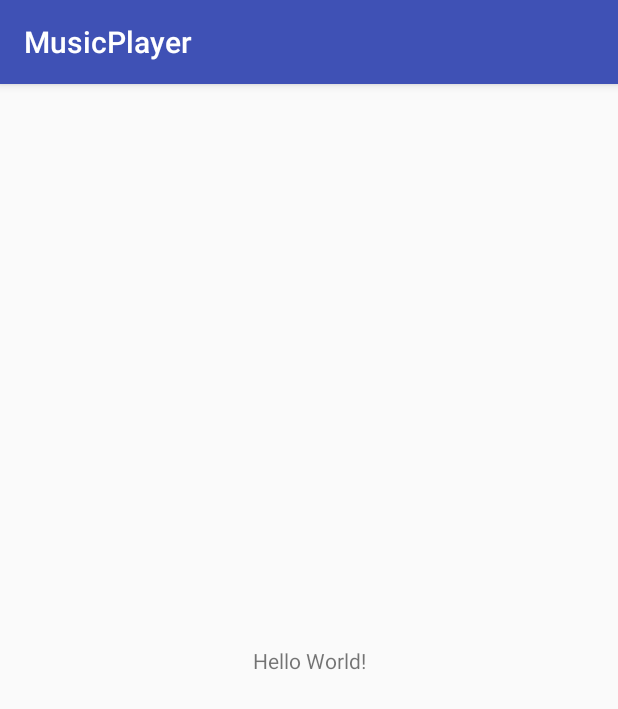
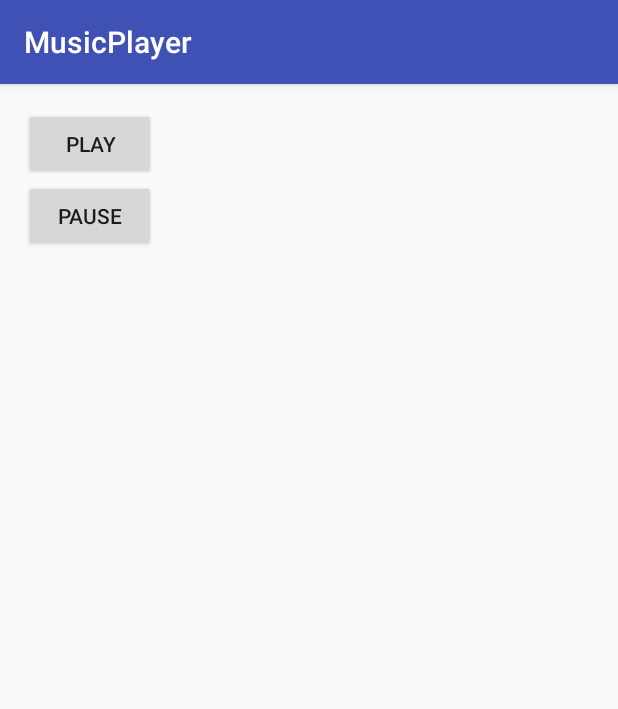
Before and after one commit to lehone-hp/AndroidMusicPlayer, an Android app: the screen it shows after launch (MainActivity), on a phone screen of 412 x 824 dp. Shown: the top 709 px of the screen. Run offline under Robolectric (Android 15) with nearby library versions, the phone set to English and light mode, and no system bars.

Commit message:
Play/pause the audio file raw/p_1255214.mp3

```diff
--- a/app/src/main/java/com/example/lehone/musicplayer/MainActivity.java
+++ b/app/src/main/java/com/example/lehone/musicplayer/MainActivity.java
@@ -1,13 +1,38 @@
 package com.example.lehone.musicplayer;
 
+import android.media.MediaPlayer;
 import android.support.v7.app.AppCompatActivity;
 import android.os.Bundle;
+import android.view.View;
+import android.widget.Button;
 
 public class MainActivity extends AppCompatActivity {
+
+    private Button mPlayButton, mPauseButton;
 
     @Override
     protected void onCreate(Bundle savedInstanceState) {
         super.onCreate(savedInstanceState);
         setContentView(R.layout.activity_main);
+
+        final MediaPlayer mediaPlayer = MediaPlayer.create(this, R.raw.p_12555214);
+        mPlayButton = (Button) findViewById(R.id.button_play);
+        mPauseButton = (Button) findViewById(R.id.button_pause);
+
+        mPlayButton.setOnClickListener(new View.OnClickListener() {
+            @Override
+            public void onClick(View view) {
+                // play music
+                mediaPlayer.start();
+            }
+        });
+
+        mPauseButton.setOnClickListener(new View.OnClickListener() {
+            @Override
+            public void onClick(View view) {
+                // pause music
+                mediaPlayer.pause();
+            }
+        });
     }
 }
--- a/app/src/main/res/layout/activity_main.xml
+++ b/app/src/main/res/layout/activity_main.xml
@@ -1,18 +1,26 @@
 <?xml version="1.0" encoding="utf-8"?>
-<android.support.constraint.ConstraintLayout xmlns:android="http://schemas.android.com/apk/res/android"
+<LinearLayout xmlns:android="http://schemas.android.com/apk/res/android"
     xmlns:app="http://schemas.android.com/apk/res-auto"
     xmlns:tools="http://schemas.android.com/tools"
     android:layout_width="match_parent"
     android:layout_height="match_parent"
+    android:orientation="vertical"
+    android:padding="16dp"
     tools:context=".MainActivity">
 
-    <TextView
+    <Button
+        android:id="@+id/button_play"
         android:layout_width="wrap_content"
         android:layout_height="wrap_content"
-        android:text="Hello World!"
-        app:layout_constraintBottom_toBottomOf="parent"
-        app:layout_constraintLeft_toLeftOf="parent"
-        app:layout_constraintRight_toRightOf="parent"
-        app:layout_constraintTop_toTopOf="parent" />
+        android:text="@string/play"
+        tools:layout_editor_absoluteX="16dp"
+        tools:layout_editor_absoluteY="16dp" />
 
-</android.support.constraint.ConstraintLayout>
+    <Button
+        android:id="@+id/button_pause"
+        android:layout_width="wrap_content"
+        android:layout_height="wrap_content"
+        android:text="@string/pause"
+        tools:layout_editor_absoluteX="16dp"
+        tools:layout_editor_absoluteY="83dp" />
+</LinearLayout>
--- a/app/src/main/res/values/strings.xml
+++ b/app/src/main/res/values/strings.xml
@@ -1,3 +1,5 @@
 <resources>
     <string name="app_name">MusicPlayer</string>
+    <string name="pause">Pause</string>
+    <string name="play">Play</string>
 </resources>
```
Also changed, not shown: 1 other file.
